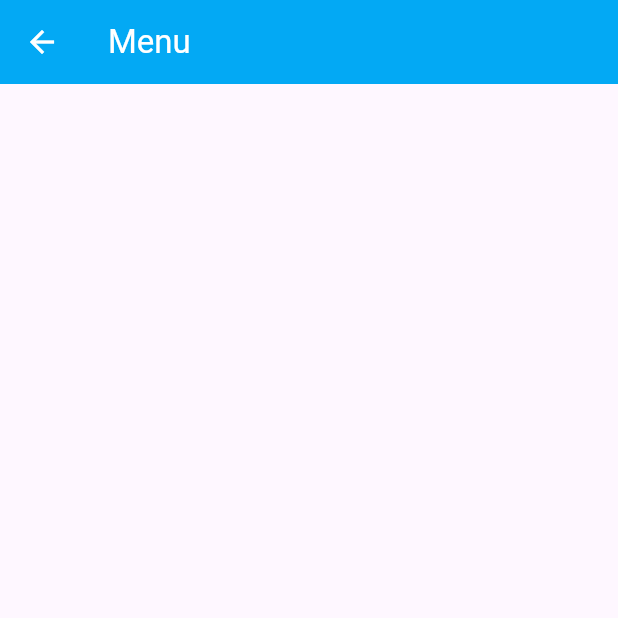
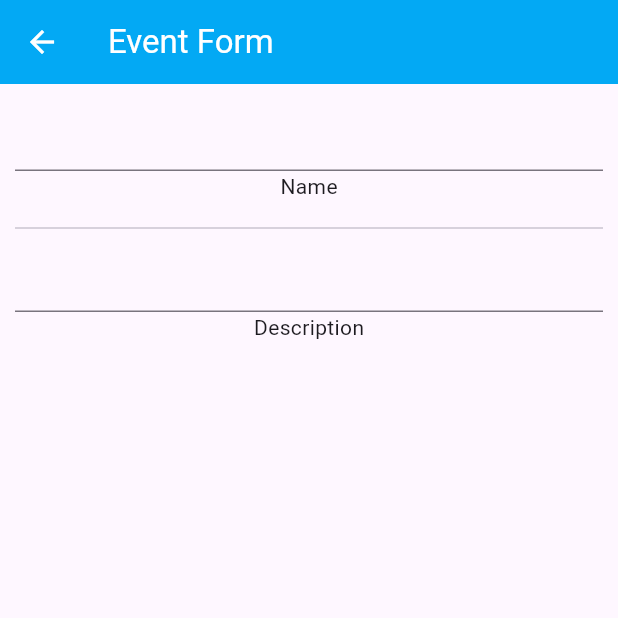
Before and after one commit to C0smic838/flutterCalendarApp, a Flutter app: the EventForm screen opened directly, on a phone screen of 412 x 824 dp, the top half of it. Run offline on Flutter 3.47's test engine with Material 3 defaults, Android fonts, the phone set to English and light mode, and no system bars.

Commit message:
added name and description text boxes

```diff
--- a/lib/eventdatamanager.dart
+++ b/lib/eventdatamanager.dart
@@ -1,4 +1,4 @@
-import 'package:flutter/material.dart';
+//import 'package:flutter/material.dart';
 
 class Event {
 
@@ -7,10 +7,5 @@ class Event {
   DateTime? datetime;
   double? duration;
 
-  Event (String title, String description, DateTime datetime, double duration) {
-    this.title = title;
-    this.description = description;
-    this.datetime = datetime;
-    this.duration = duration;
-  }
+  Event (String this.title, String this.description, DateTime this.datetime, double this.duration);
 }
--- a/lib/eventform.dart
+++ b/lib/eventform.dart
@@ -1,4 +1,5 @@
 import 'package:flutter/material.dart';
+import 'eventdatamanager.dart';
 
 class EventForm extends StatefulWidget {
   const EventForm({super.key});
@@ -8,13 +9,36 @@ class EventForm extends StatefulWidget {
 }
 
 class _EventFormState extends State<EventForm> {
+
+  late TextEditingController controller;
+  late Event newEvent;
+
   @override
   Widget build(BuildContext context) {
-    return Scaffold(appBar: AppBar(
+    return Scaffold(
+      appBar: AppBar(
         backgroundColor: Colors.lightBlue,
         foregroundColor: Colors.white,
         title: const Text(
-          "Menu"
-        )));
+          "Event Form"
+        )),
+      body: Container(
+          margin: const EdgeInsets.all(10.0),
+          child: const Column(
+
+            children: [
+              TextField(),
+              Text("Name"),
+              SizedBox(height: 10),
+              Divider(),
+              TextField(),
+              Text("Description"),
+
+              //Divider(),
+
+            ],
+          )
+        )
+      );
   }
 }
```
